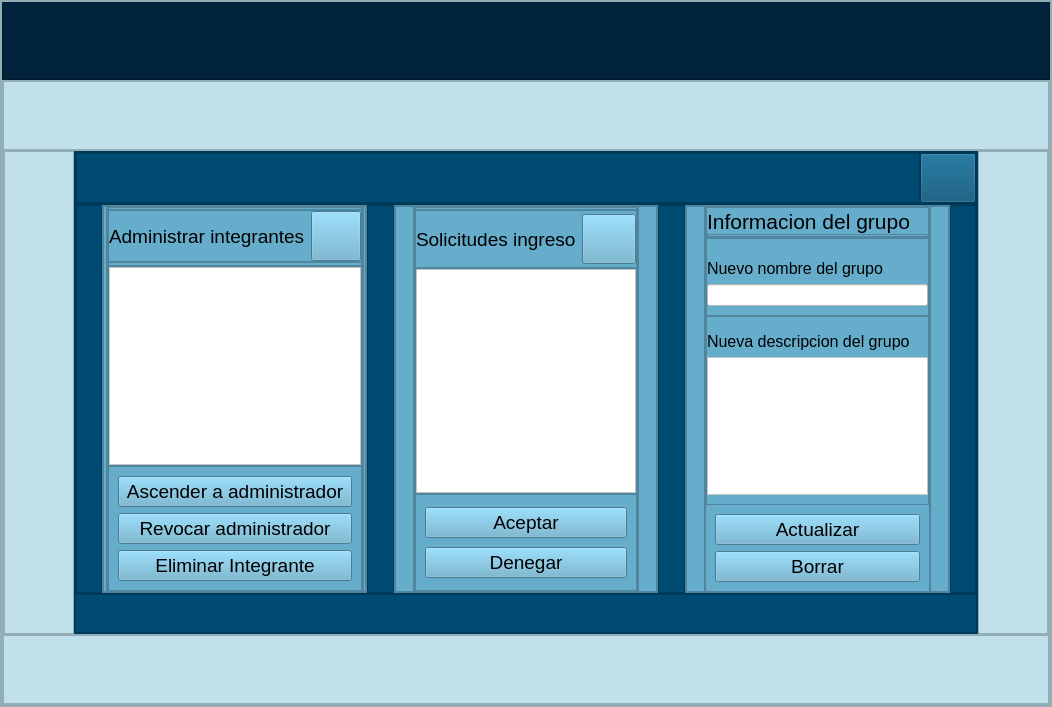
The window that src/resources/interface/Ventana_AdministracionGrupos.ui (Yosoyepa/MyUnApp) describes before a commit, drawn with Qt 5.
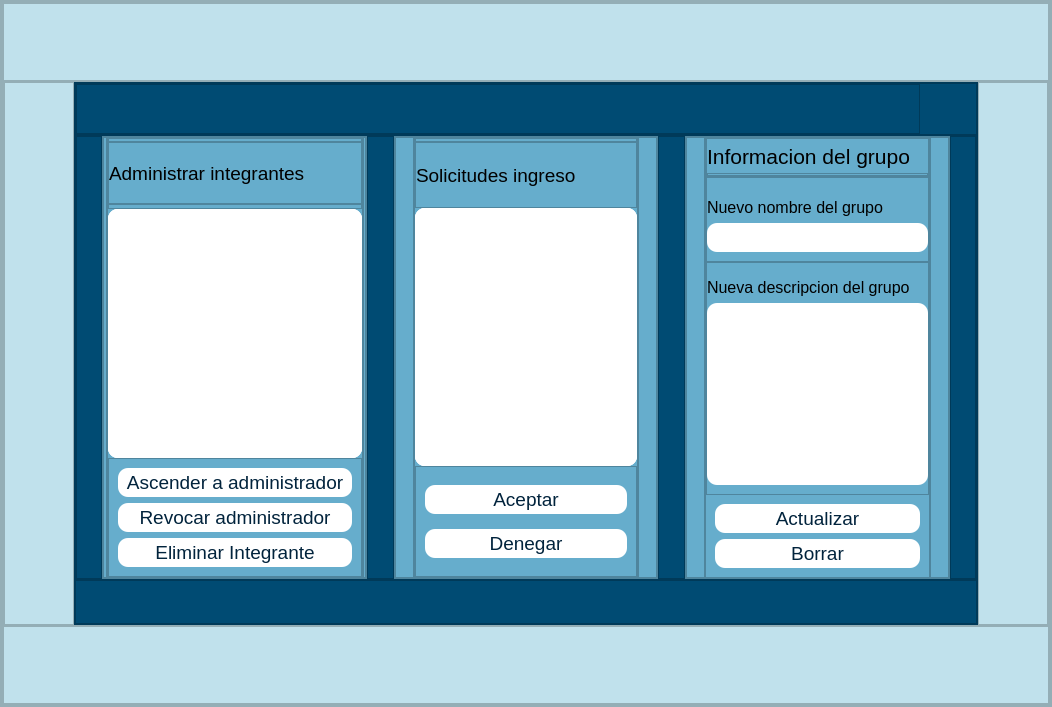
The same window after the commit. Icons and pictures are not drawn.

What changed in the file:
```diff
--- a/src/resources/interface/Ventana_AdministracionGrupos.ui
+++ b/src/resources/interface/Ventana_AdministracionGrupos.ui
@@ -81,19 +81,6 @@
           <property name="bottomMargin">
            <number>0</number>
           </property>
-          <item>
-           <widget class="QFrame" name="frame_3">
-            <property name="styleSheet">
-             <string notr="true">background-color: rgb(1, 35, 60);</string>
-            </property>
-            <property name="frameShape">
-             <enum>QFrame::StyledPanel</enum>
-            </property>
-            <property name="frameShadow">
-             <enum>QFrame::Raised</enum>
-            </property>
-           </widget>
-          </item>
           <item>
            <widget class="QFrame" name="frame_4">
             <property name="frameShape">
@@ -243,6 +230,22 @@
                           <height>50</height>
                          </size>
                         </property>
+                        <property name="styleSheet">
+                         <string notr="true">QPushButton{
+	background-color: transparent;
+	border-radius: 0px;
+}
+
+QPushButton:hover{
+	background-color: rgb(0, 82, 127);
+	border-radius: 0px;
+}
+
+QPushButton::pressed{
+	background-color: rgb(62, 201, 255);
+	border-radius: 0px;
+}</string>
+                        </property>
                         <property name="text">
                          <string/>
                         </property>
@@ -252,8 +255,8 @@
                         </property>
                         <property name="iconSize">
                          <size>
-                          <width>50</width>
-                          <height>50</height>
+                          <width>30</width>
+                          <height>30</height>
                          </size>
                         </property>
                        </widget>
@@ -414,6 +417,33 @@
                                    <height>50</height>
                                   </size>
                                  </property>
+                                 <property name="maximumSize">
+                                  <size>
+                                   <width>50</width>
+                                   <height>50</height>
+                                  </size>
+                                 </property>
+                                 <property name="styleSheet">
+                                  <string notr="true">QPushButton{
+ 
+	color:#01233C; 
+	border-radius:25px;
+	padding: 3px
+}
+
+QPushButton:hover{
+	background-color:rgb(0, 75, 115); 
+	color:#FFFFFF; 
+	border-radius:25px;
+}
+
+QPushButton::pressed{
+	background-color:rgb(62, 201, 255); 
+	color:#FFFFFF; 
+	border-radius:25px;
+}
+</string>
+                                 </property>
                                  <property name="text">
                                   <string/>
                                  </property>
@@ -423,8 +453,8 @@
                                  </property>
                                  <property name="iconSize">
                                   <size>
-                                   <width>40</width>
-                                   <height>40</height>
+                                   <width>30</width>
+                                   <height>30</height>
                                   </size>
                                  </property>
                                 </widget>
@@ -444,6 +474,12 @@
                             </item>
                             <item>
                              <widget class="QScrollArea" name="scrollArea">
+                              <property name="styleSheet">
+                               <string notr="true">background-color: rgb(255, 255, 255);
+color:#01233C; 
+
+border-radius:10px;</string>
+                              </property>
                               <property name="widgetResizable">
                                <bool>true</bool>
                               </property>
@@ -452,8 +488,8 @@
                                 <rect>
                                  <x>0</x>
                                  <y>0</y>
-                                 <width>251</width>
-                                 <height>198</height>
+                                 <width>253</width>
+                                 <height>249</height>
                                 </rect>
                                </property>
                                <layout class="QVBoxLayout" name="verticalLayout_18">
@@ -474,8 +510,14 @@
                                 </property>
                                 <item>
                                  <widget class="QListWidget" name="List_Integrantes">
+                                  <property name="font">
+                                   <font>
+                                    <pointsize>12</pointsize>
+                                   </font>
+                                  </property>
                                   <property name="styleSheet">
-                                   <string notr="true">background-color: rgb(255, 255, 255);</string>
+                                   <string notr="true">background-color: rgb(255, 255, 255);
+padding: 3px;</string>
                                   </property>
                                  </widget>
                                 </item>
@@ -499,6 +541,26 @@
                                    <pointsize>14</pointsize>
                                   </font>
                                  </property>
+                                 <property name="styleSheet">
+                                  <string notr="true">QPushButton{
+	background-color:#FFFFFF; 
+	color:#01233C; 
+	border-radius:10px;
+	padding: 3px
+}
+
+QPushButton:hover{
+	background-color:#01233C; 
+	color:#FFFFFF; 
+	border-radius:10px;
+}
+
+QPushButton::pressed{
+	background-color:rgb(62, 201, 255); 
+	color:#FFFFFF; 
+	border-radius:10px;
+}</string>
+                                 </property>
                                  <property name="text">
                                   <string>Ascender a administrador</string>
                                  </property>
@@ -511,6 +573,26 @@
                                    <pointsize>14</pointsize>
                                   </font>
                                  </property>
+                                 <property name="styleSheet">
+                                  <string notr="true">QPushButton{
+	background-color:#FFFFFF; 
+	color:#01233C; 
+	border-radius:10px;
+	padding: 3px
+}
+
+QPushButton:hover{
+	background-color:#01233C; 
+	color:#FFFFFF; 
+	border-radius:10px;
+}
+
+QPushButton::pressed{
+	background-color:rgb(62, 201, 255); 
+	color:#FFFFFF; 
+	border-radius:10px;
+}</string>
+                                 </property>
                                  <property name="text">
                                   <string>Revocar administrador</string>
                                  </property>
@@ -523,6 +605,26 @@
                                    <pointsize>14</pointsize>
                                   </font>
                                  </property>
+                                 <property name="styleSheet">
+                                  <string notr="true">QPushButton{
+	background-color:#FFFFFF; 
+	color:#01233C; 
+	border-radius:10px;
+	padding: 3px
+}
+
+QPushButton:hover{
+	background-color:#01233C; 
+	color:#FFFFFF; 
+	border-radius:10px;
+}
+
+QPushButton::pressed{
+	background-color:rgb(62, 201, 255); 
+	color:#FFFFFF; 
+	border-radius:10px;
+}</string>
+                                 </property>
                                  <property name="text">
                                   <string>Eliminar Integrante</string>
                                  </property>
@@ -675,6 +777,33 @@
                                    <height>50</height>
                                   </size>
                                  </property>
+                                 <property name="maximumSize">
+                                  <size>
+                                   <width>50</width>
+                                   <height>50</height>
+                                  </size>
+                                 </property>
+                                 <property name="styleSheet">
+                                  <string notr="true">QPushButton{
+ 
+	color:#01233C; 
+	border-radius:25px;
+	padding: 3px
+}
+
+QPushButton:hover{
+	background-color:rgb(0, 75, 115); 
+	color:#FFFFFF; 
+	border-radius:25px;
+}
+
+QPushButton::pressed{
+	background-color:rgb(62, 201, 255); 
+	color:#FFFFFF; 
+	border-radius:25px;
+}
+</string>
+                                 </property>
                                  <property name="text">
                                   <string/>
                                  </property>
@@ -684,8 +813,8 @@
                                  </property>
                                  <property name="iconSize">
                                   <size>
-                                   <width>40</width>
-                                   <height>40</height>
+                                   <width>30</width>
+                                   <height>30</height>
                                   </size>
                                  </property>
                                 </widget>
@@ -695,6 +824,12 @@
                             </item>
                             <item>
                              <widget class="QScrollArea" name="scrollArea_2">
+                              <property name="styleSheet">
+                               <string notr="true">background-color: rgb(255, 255, 255);
+color:#01233C; 
+
+border-radius:10px;</string>
+                              </property>
                               <property name="widgetResizable">
                                <bool>true</bool>
                               </property>
@@ -703,8 +838,8 @@
                                 <rect>
                                  <x>0</x>
                                  <y>0</y>
-                                 <width>220</width>
-                                 <height>224</height>
+                                 <width>222</width>
+                                 <height>258</height>
                                 </rect>
                                </property>
                                <layout class="QVBoxLayout" name="verticalLayout_19">
@@ -725,8 +860,14 @@
                                 </property>
                                 <item>
                                  <widget class="QListWidget" name="List_Solicitudes">
+                                  <property name="font">
+                                   <font>
+                                    <pointsize>12</pointsize>
+                                   </font>
+                                  </property>
                                   <property name="styleSheet">
-                                   <string notr="true">background-color: rgb(255, 255, 255);</string>
+                                   <string notr="true">background-color: rgb(255, 255, 255);
+padding: 3px;</string>
                                   </property>
                                  </widget>
                                 </item>
@@ -750,6 +891,26 @@
                                    <pointsize>14</pointsize>
                                   </font>
                                  </property>
+                                 <property name="styleSheet">
+                                  <string notr="true">QPushButton{
+	background-color:#FFFFFF; 
+	color:#01233C; 
+	border-radius:10px;
+	padding: 3px
+}
+
+QPushButton:hover{
+	background-color:#01233C; 
+	color:#FFFFFF; 
+	border-radius:10px;
+}
+
+QPushButton::pressed{
+	background-color:rgb(62, 201, 255); 
+	color:#FFFFFF; 
+	border-radius:10px;
+}</string>
+                                 </property>
                                  <property name="text">
                                   <string>Aceptar</string>
                                  </property>
@@ -762,6 +923,26 @@
                                    <pointsize>14</pointsize>
                                   </font>
                                  </property>
+                                 <property name="styleSheet">
+                                  <string notr="true">QPushButton{
+	background-color:#FFFFFF; 
+	color:#01233C; 
+	border-radius:10px;
+	padding: 3px
+}
+
+QPushButton:hover{
+	background-color:#01233C; 
+	color:#FFFFFF; 
+	border-radius:10px;
+}
+
+QPushButton::pressed{
+	background-color:rgb(62, 201, 255); 
+	color:#FFFFFF; 
+	border-radius:10px;
+}</string>
+                                 </property>
                                  <property name="text">
                                   <string>Denegar</string>
                                  </property>
@@ -941,8 +1122,16 @@
                                </item>
                                <item>
                                 <widget class="QLineEdit" name="Line_NewNombre">
+                                 <property name="font">
+                                  <font>
+                                   <pointsize>10</pointsize>
+                                  </font>
+                                 </property>
                                  <property name="styleSheet">
-                                  <string notr="true">background-color: rgb(255, 255, 255);</string>
+                                  <string notr="true">background-color: rgb(255, 255, 255);
+color:#01233C; 
+padding: 6px;
+border-radius:10px;</string>
                                  </property>
                                 </widget>
                                </item>
@@ -981,8 +1170,16 @@
                                </item>
                                <item>
                                 <widget class="QTextEdit" name="Text_Descripcion">
+                                 <property name="font">
+                                  <font>
+                                   <pointsize>12</pointsize>
+                                  </font>
+                                 </property>
                                  <property name="styleSheet">
-                                  <string notr="true">background-color: rgb(255, 255, 255);</string>
+                                  <string notr="true">background-color: rgb(255, 255, 255);
+color:#01233C; 
+padding: 3px;
+border-radius:10px;background-color: rgb(255, 255, 255);</string>
                                  </property>
                                 </widget>
                                </item>
@@ -999,6 +1196,26 @@
                                    <pointsize>14</pointsize>
                                   </font>
                                  </property>
+                                 <property name="styleSheet">
+                                  <string notr="true">QPushButton{
+	background-color:#FFFFFF; 
+	color:#01233C; 
+	border-radius:10px;
+	padding: 3px
+}
+
+QPushButton:hover{
+	background-color:#01233C; 
+	color:#FFFFFF; 
+	border-radius:10px;
+}
+
+QPushButton::pressed{
+	background-color:rgb(62, 201, 255); 
+	color:#FFFFFF; 
+	border-radius:10px;
+}</string>
+                                 </property>
                                  <property name="text">
                                   <string>Actualizar</string>
                                  </property>
@@ -1011,6 +1228,26 @@
                                    <pointsize>14</pointsize>
                                   </font>
                                  </property>
+                                 <property name="styleSheet">
+                                  <string notr="true">QPushButton{
+	background-color:#FFFFFF; 
+	color:#01233C; 
+	border-radius:10px;
+	padding: 3px
+}
+
+QPushButton:hover{
+	background-color:#01233C; 
+	color:#FFFFFF; 
+	border-radius:10px;
+}
+
+QPushButton::pressed{
+	background-color:rgb(62, 201, 255); 
+	color:#FFFFFF; 
+	border-radius:10px;
+}</string>
+                                 </property>
                                  <property name="text">
                                   <string>Borrar</string>
                                  </property>
```
Left out of the diff: 2 changed lines with no effect on the pictures.
